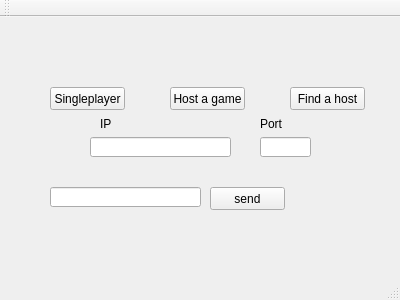
First picture: the form in hangman.ui, repository ketro96/Hangman, before the edit.
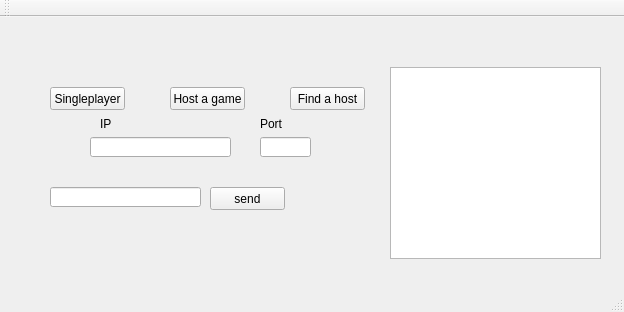
Second picture: the form after the edit.

Commit message: Habe die GUI und Hangman.cpp geändert um Chatnachrichten in einem Großen Fenster anzuzeigen

```diff
--- a/hangman.ui
+++ b/hangman.ui
@@ -6,8 +6,8 @@
    <rect>
     <x>0</x>
     <y>0</y>
-    <width>400</width>
-    <height>300</height>
+    <width>624</width>
+    <height>312</height>
    </rect>
   </property>
   <property name="windowTitle">
@@ -135,6 +135,16 @@
      <string>Port</string>
     </property>
    </widget>
+   <widget class="QListWidget" name="lwChatWindow">
+    <property name="geometry">
+     <rect>
+      <x>390</x>
+      <y>50</y>
+      <width>211</width>
+      <height>192</height>
+     </rect>
+    </property>
+   </widget>
   </widget>
   <widget class="QMenuBar" name="menuBar">
    <property name="geometry">
```
Left out of the diff: 4 changed lines with no effect on the pictures. The commit also changes 3 other files.
